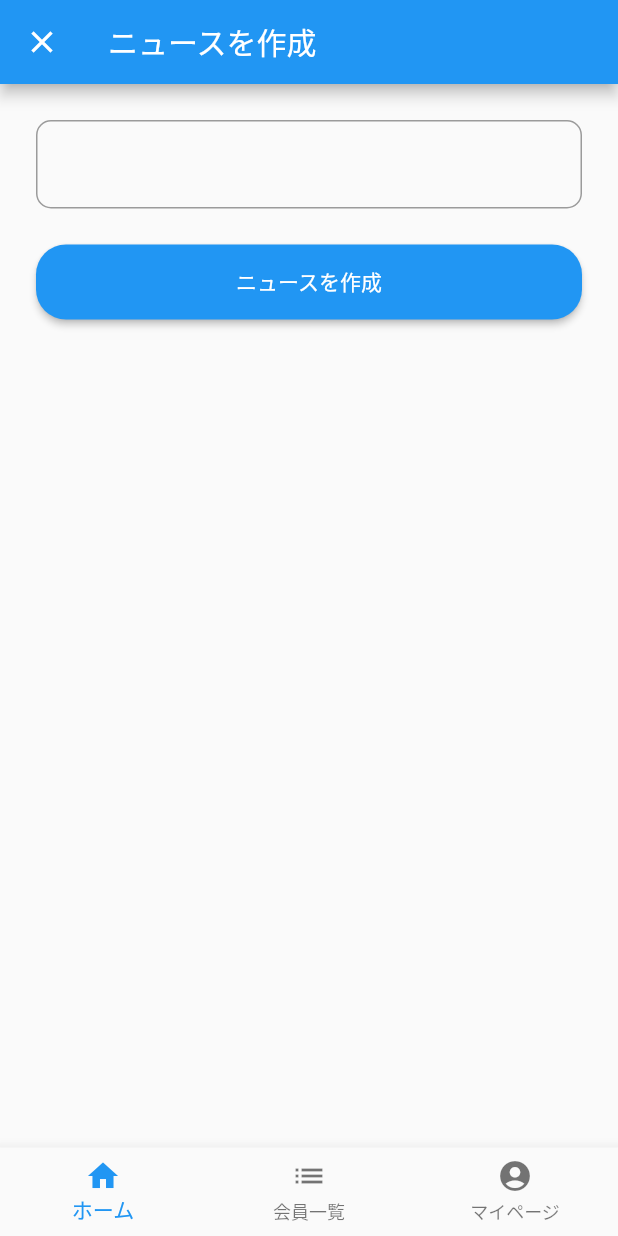
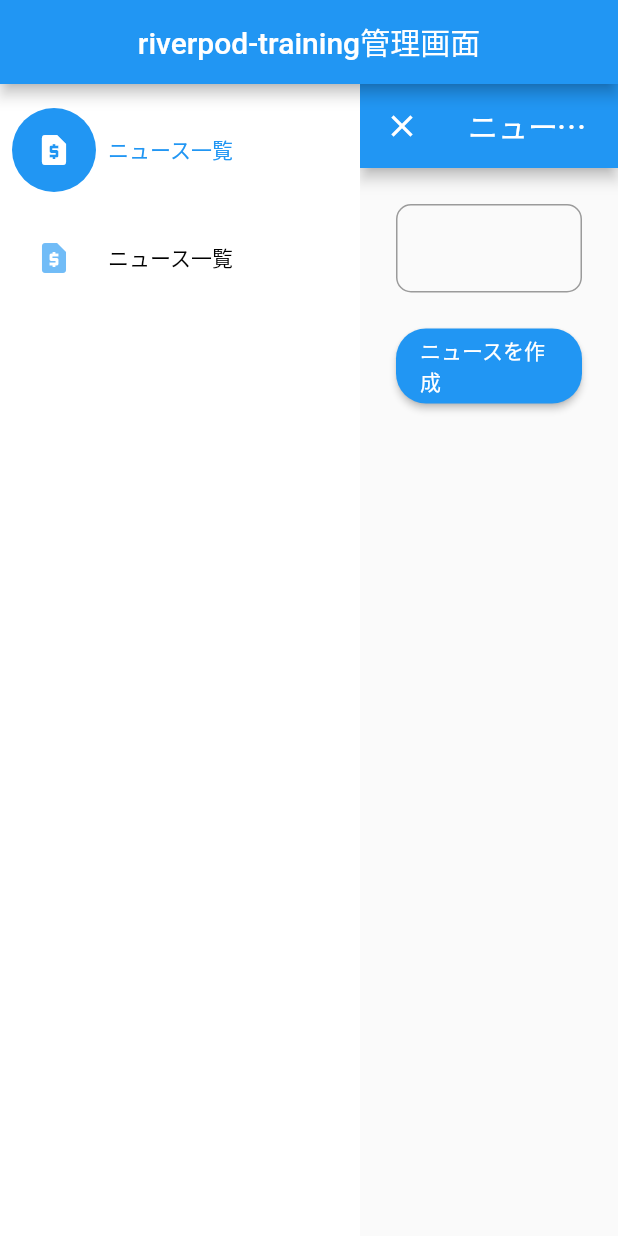
Before and after one commit to Gonmura-inc/riverpod_training_admin_web, a Flutter app: the screen it shows after launch, after a tap on the "add" icon, on a phone screen of 412 x 824 dp. Run offline on Flutter 3.47's test engine with Material 2 defaults, Android fonts, the phone set to English and light mode, and no system bars; our stand-ins replace adaptive_dialog, cloud_firestore, firebase_auth, firebase_core, firebase_storage, flutter_hooks and 5 more; accounts and stored records are empty; generated files the repository leaves out were written again; statements that could not run were skipped.

Commit message:
ナビゲーションをサイドメニューにする

```diff
--- a/lib/features/navigation/view/side_navigation.dart
+++ b/lib/features/navigation/view/side_navigation.dart
@@ -59,6 +59,10 @@ class SideNavigation extends HookConsumerWidget {
                 icon: Icon(Icons.request_page),
                 label: Text("ニュース一覧"),
               ),
+              NavigationRailDestination(
+                icon: Icon(Icons.request_page),
+                label: Text("ニュース一覧"),
+              ),
             ],
           ),
           Expanded(child: child),
--- a/lib/features/news/view/news_list_page.dart
+++ b/lib/features/news/view/news_list_page.dart
@@ -12,9 +12,7 @@ class NewsListPage extends ConsumerWidget {
   @override
   Widget build(BuildContext context, WidgetRef ref) {
     return Scaffold(
-      appBar: AppBar(
-        title: const Text('ニュース一覧画面'),
-      ),
+      appBar: AppBar(title: const Text("ニュース一覧")),
       body: ref.watch(newsStreamProvider).when(data: (List<News> newsList) {
         return ListView.separated(
           itemBuilder: (context, index) {
--- a/lib/routing/app_router.dart
+++ b/lib/routing/app_router.dart
@@ -2,8 +2,8 @@ import 'package:flutter/material.dart';
 import 'package:go_router/go_router.dart';
 import 'package:riverpod_training_admin/config/utils/enum/router_enum.dart';
 import 'package:riverpod_annotation/riverpod_annotation.dart';
-import 'package:riverpod_training_admin/features/navigation/view/bottom_navigation.dart';
-//import 'package:riverpod_training_admin/features/navigation/view/side_navigation.dart';
+//import 'package:riverpod_training_admin/features/navigation/view/bottom_navigation.dart';
+import 'package:riverpod_training_admin/features/navigation/view/side_navigation.dart';
 import 'package:riverpod_training_admin/features/news/view/add_or_edit_news_page.dart';
 import 'package:riverpod_training_admin/features/news/view/news_list_page.dart';
 
@@ -25,7 +25,7 @@ GoRouter goRouter(GoRouterRef ref) {
               (BuildContext context, GoRouterState state, Widget child) {
             return NoTransitionPage(
               key: state.pageKey,
-              child: BottomNavigation(child: child),
+              child: SideNavigation(child: child),
             );
           },
           routes: <RouteBase>[
--- a/lib/theme.dart
+++ b/lib/theme.dart
@@ -3,13 +3,13 @@ import 'package:flutter/material.dart';
 final ThemeData theme = ThemeData(
   //フォームのデザイン
   navigationRailTheme: const NavigationRailThemeData(
-    backgroundColor: Colors.blue,
+    backgroundColor: Colors.white,
     useIndicator: true,
     indicatorColor: Colors.blue,
-    selectedIconTheme: IconThemeData(color: Colors.blue),
-    unselectedIconTheme: IconThemeData(color: Colors.lightBlue),
+    selectedIconTheme: IconThemeData(color: Colors.white),
+    unselectedIconTheme: IconThemeData(color: Colors.blue),
     selectedLabelTextStyle: TextStyle(color: Colors.blue),
-    unselectedLabelTextStyle: TextStyle(color: Colors.lightBlue),
+    unselectedLabelTextStyle: TextStyle(color: Colors.black),
     minExtendedWidth: 240,
   ),
   inputDecorationTheme: const InputDecorationTheme(
--- a/pubspec.yaml
+++ b/pubspec.yaml
@@ -49,6 +49,7 @@ dependencies:
   firebase_storage: ^11.2.1
   email_validator: ^2.1.17
   adaptive_dialog:  ^1.9.0-0
+  data_table_2: ^2.5.0
 
 dev_dependencies:
   flutter_test:
```
Also changed, not shown: pubspec.lock.
